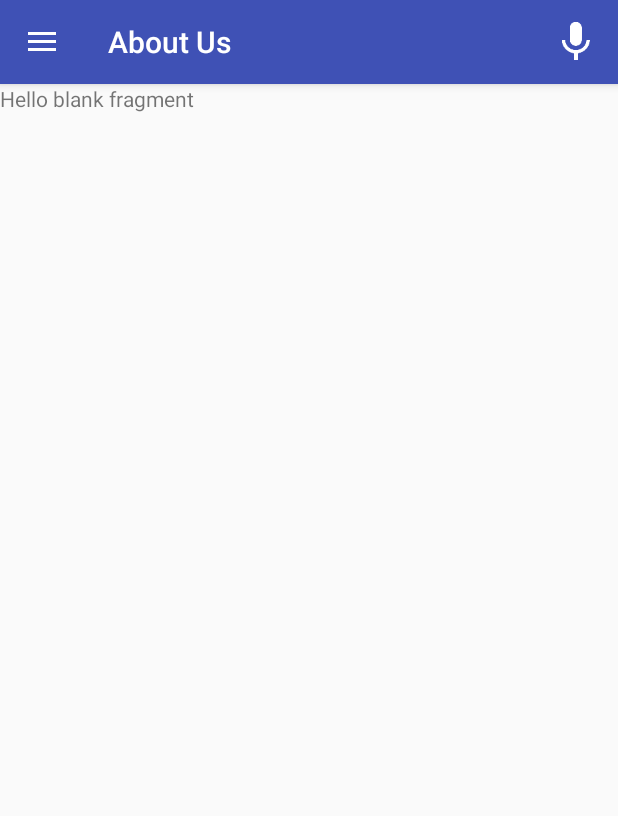
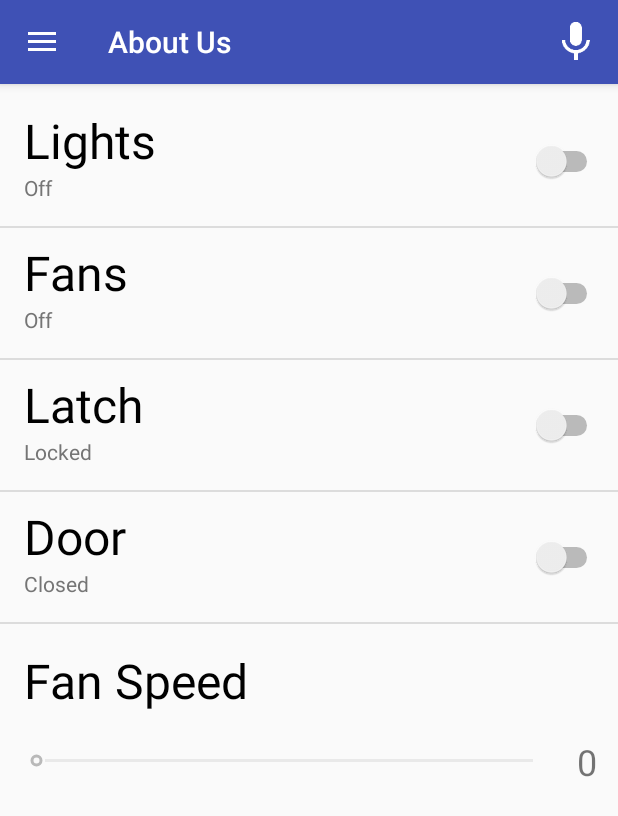
Before and after one commit to sajalnarang/Jarvis, an Android app: the screen it shows after launch (MainActivity), in the side drawer, after a tap on "About Us", on a phone screen of 412 x 824 dp. Shown: the top 816 px of the screen. Run offline under Robolectric (Android 15) with nearby library versions, the phone set to English and light mode, and no system bars.

Commit message:
Designed Remote UI, added functionality

```diff
--- a/mobile/build.gradle
+++ b/mobile/build.gradle
@@ -27,4 +27,5 @@ dependencies {
     compile 'com.google.android.gms:play-services:9.0.2'
     compile 'com.android.support:support-v4:24.0.0'
     compile 'com.android.support:design:24.0.0'
+    compile 'com.squareup.okhttp3:okhttp:3.3.1'
 }
--- /dev/null
+++ b/mobile/src/main/java/com/example/sajalnarang/jarvis/Item.java
@@ -0,0 +1,21 @@
+package com.example.sajalnarang.jarvis;
+
+public class Item {
+
+    private String title;
+    private String description;
+
+    public Item(String title, String description) {
+        super();
+        this.title = title;
+        this.description = description;
+    }
+
+    public String getTitle() {
+        return title;
+    }
+
+    public String getDescription() {
+        return description;
+    }
+}
--- a/mobile/src/main/java/com/example/sajalnarang/jarvis/MainActivity.java
+++ b/mobile/src/main/java/com/example/sajalnarang/jarvis/MainActivity.java
@@ -30,6 +30,12 @@ public class MainActivity extends AppCompatActivity
 
         NavigationView navigationView = (NavigationView) findViewById(R.id.nav_view);
         navigationView.setNavigationItemSelectedListener(this);
+
+        RemoteFragment remoteFragment = new RemoteFragment();
+        FragmentManager manager = getFragmentManager();
+        FragmentTransaction transaction = manager.beginTransaction();
+        transaction.add(R.id.linearlayout_for_fragment, remoteFragment, remoteFragment.getTag());
+        transaction.commit();
     }
 
     public void setActionBarTitle(String title) {
@@ -77,12 +83,16 @@ public class MainActivity extends AppCompatActivity
         if (id == R.id.nav_remote) {
             RemoteFragment remoteFragment = new RemoteFragment();
             FragmentManager manager = getFragmentManager();
-            manager.beginTransaction().replace(R.id.linearlayout_for_fragment, remoteFragment, remoteFragment.getTag()).commit();
+            FragmentTransaction transaction = manager.beginTransaction();
+            transaction.add(R.id.linearlayout_for_fragment, remoteFragment, remoteFragment.getTag());
+            transaction.commit();
 
         } else if (id == R.id.nav_about) {
             AboutFragment aboutFragment = new AboutFragment();
             FragmentManager manager = getFragmentManager();
-            manager.beginTransaction().replace(R.id.linearlayout_for_fragment, aboutFragment, aboutFragment.getTag()).commit();
+            FragmentTransaction transaction = manager.beginTransaction();
+            transaction.add(R.id.linearlayout_for_fragment, aboutFragment, aboutFragment.getTag());
+            transaction.commit();
 
         } else if (id == R.id.nav_manage) {
             SettingsFragment settingsFragment = new SettingsFragment();
--- /dev/null
+++ b/mobile/src/main/java/com/example/sajalnarang/jarvis/MyAdapter.java
@@ -0,0 +1,110 @@
+package com.example.sajalnarang.jarvis;
+
+import android.content.Context;
+import android.view.LayoutInflater;
+import android.view.View;
+import android.view.ViewGroup;
+import android.widget.ArrayAdapter;
+import android.widget.CompoundButton;
+import android.widget.Switch;
+import android.widget.TextView;
+import android.widget.Toast;
+
+import java.util.ArrayList;
+
+public class MyAdapter extends ArrayAdapter<Item> {
+
+    private final Context context;
+    private final ArrayList<Item> itemsArrayList;
+    public static TextView[] labelView = new TextView[4];
+    public static TextView[] valueView = new TextView[4];
+    public static Switch[] switch1 = new Switch[4];
+
+    public MyAdapter(Context context, ArrayList<Item> itemsArrayList) {
+
+        super(context, R.layout.activity_listview, itemsArrayList);
+
+        this.context = context;
+        this.itemsArrayList = itemsArrayList;
+    }
+
+    @Override
+    public View getView(final int position, View convertView, ViewGroup parent) {
+
+        // 1. Create inflater
+        LayoutInflater inflater = (LayoutInflater) context
+                .getSystemService(Context.LAYOUT_INFLATER_SERVICE);
+
+        // 2. Get rowView from inflater
+        View rowView = inflater.inflate(R.layout.activity_listview, parent, false);
+
+        // 3. Get the two text view from the rowView
+        labelView[position] = (TextView) rowView.findViewById(R.id.label);
+        valueView[position] = (TextView) rowView.findViewById(R.id.value);
+        switch1[position] = (Switch) rowView.findViewById(R.id.test_switch);
+
+
+        switch1[position].setOnCheckedChangeListener(new CompoundButton.OnCheckedChangeListener() {
+            @Override
+            public void onCheckedChanged(CompoundButton buttonView, boolean isChecked) {
+//                Snackbar.make(buttonView,"Clicked at " + (position + 1),Snackbar.LENGTH_SHORT).setAction("Action",null).show();
+
+                if (isChecked) {
+                    switch (position) {
+                        case 0:
+                            itemsArrayList.set(position, new Item(itemsArrayList.get(position).getTitle(), "On"));
+                            RemoteFragment.lightsOn();
+                            break;
+                        case 1:
+                            itemsArrayList.set(position, new Item(itemsArrayList.get(position).getTitle(), "On"));
+                            RemoteFragment.fansOn();
+                            break;
+                        case 2:
+                            if (switch1[3].isChecked()) {
+                                Toast.makeText(context, "Please close the door first", Toast.LENGTH_SHORT).show();
+                                switch1[2].setChecked(false);
+                            } else {
+                                itemsArrayList.set(position, new Item(itemsArrayList.get(position).getTitle(), "Locked"));
+                                RemoteFragment.lockDoor();
+                            }
+                            break;
+                        case 3:
+                            itemsArrayList.set(position, new Item(itemsArrayList.get(position).getTitle(), "Open"));
+                            RemoteFragment.openDoor();
+                            break;
+
+                    }
+                } else {
+                    switch (position) {
+                        case 0:
+                            itemsArrayList.set(position, new Item(itemsArrayList.get(position).getTitle(), "Off"));
+                            RemoteFragment.lightsOff();
+                            break;
+                        case 1:
+                            itemsArrayList.set(position, new Item(itemsArrayList.get(position).getTitle(), "Off"));
+                            RemoteFragment.fansOff();
+                            break;
+                        case 2:
+                            itemsArrayList.set(position, new Item(itemsArrayList.get(position).getTitle(), "Unlocked"));
+                            RemoteFragment.unlockDoor();
+                            break;
+                        case 3:
+                            itemsArrayList.set(position, new Item(itemsArrayList.get(position).getTitle(), "Closed"));
+                            RemoteFragment.closeDoor();
+                            break;
+
+                    }
+                }
+                labelView[position].setText(itemsArrayList.get(position).getTitle());
+                valueView[position].setText(itemsArrayList.get(position).getDescription());
+            }
+        });
+
+        // 4. Set the text for textView
+        labelView[position].setText(itemsArrayList.get(position).getTitle());
+        valueView[position].setText(itemsArrayList.get(position).getDescription());
+
+        // 5. return rowView
+        return rowView;
+    }
+}
--- /dev/null
+++ b/mobile/src/main/res/layout/activity_listview.xml
@@ -0,0 +1,41 @@
+<?xml version="1.0" encoding="utf-8"?>
+<LinearLayout xmlns:android="http://schemas.android.com/apk/res/android"
+    android:layout_width="match_parent"
+    android:layout_height="match_parent"
+    android:orientation="horizontal">
+
+    <LinearLayout
+        android:layout_width="0dp"
+        android:layout_height="wrap_content"
+        android:layout_weight="3"
+        android:orientation="vertical">
+
+        <TextView xmlns:android="http://schemas.android.com/apk/res/android"
+            android:id="@+id/label"
+            android:layout_width="match_parent"
+            android:layout_height="wrap_content"
+            android:paddingLeft="16dp"
+            android:paddingRight="16dp"
+            android:paddingTop="8dp"
+            android:textColor="#000000"
+            android:textSize="32sp" />
+
+        <TextView
+            android:id="@+id/value"
+            android:layout_width="match_parent"
+            android:layout_height="wrap_content"
+            android:paddingBottom="16dp"
+            android:paddingLeft="16dp"
+            android:paddingRight="16dp"
+            android:textColor="#757575" />
+
+    </LinearLayout>
+
+    <Switch
+        android:layout_width="0dp"
+        android:layout_height="match_parent"
+        android:layout_weight="1"
+        android:padding="10dp"
+        android:id="@+id/test_switch" />
+
+</LinearLayout>
--- a/mobile/src/main/res/layout/fragment_remote.xml
+++ b/mobile/src/main/res/layout/fragment_remote.xml
@@ -4,17 +4,14 @@
     android:layout_height="match_parent"
     tools:context="com.example.sajalnarang.jarvis.RemoteFragment">
 
-    <ScrollView
-        android:layout_width="match_parent"
-        android:layout_height="match_parent">
 
         <LinearLayout
             android:layout_width="match_parent"
             android:layout_height="match_parent"
             android:orientation="vertical">
 
-            <android.support.v7.widget.RecyclerView
-                android:id="@+id/list"
+            <ListView
+                android:id="@+id/remote_list"
                 android:layout_width="match_parent"
                 android:layout_height="360dp"
                 android:paddingTop="8dp" />
@@ -23,7 +20,7 @@
                 android:layout_width="match_parent"
                 android:layout_height="wrap_content"
                 android:layout_margin="16dp"
-                android:text="Fan Speed"
+                android:text="@string/fan_speed"
                 android:textColor="#000000"
                 android:textSize="32sp" />
 
@@ -52,6 +49,5 @@
 
             </LinearLayout>
         </LinearLayout>
-    </ScrollView>
 
 </FrameLayout>
--- a/mobile/src/main/res/values/strings.xml
+++ b/mobile/src/main/res/values/strings.xml
@@ -71,4 +71,5 @@
 
     <string name="pref_title_vibrate">Vibrate</string>
     <string name="speak_button">Speak Button</string>
+    <string name="fan_speed">Fan Speed</string>
 </resources>
--- a/mobile/src/main/res/xml/app_preferences.xml
+++ b/mobile/src/main/res/xml/app_preferences.xml
@@ -16,5 +16,4 @@
             android:title="Port" />
 
     </PreferenceCategory>
-
 </PreferenceScreen>
```
Also changed, not shown: mobile/src/main/java/com/example/sajalnarang/jarvis/RemoteFragment.java (+149 -0 lines).
